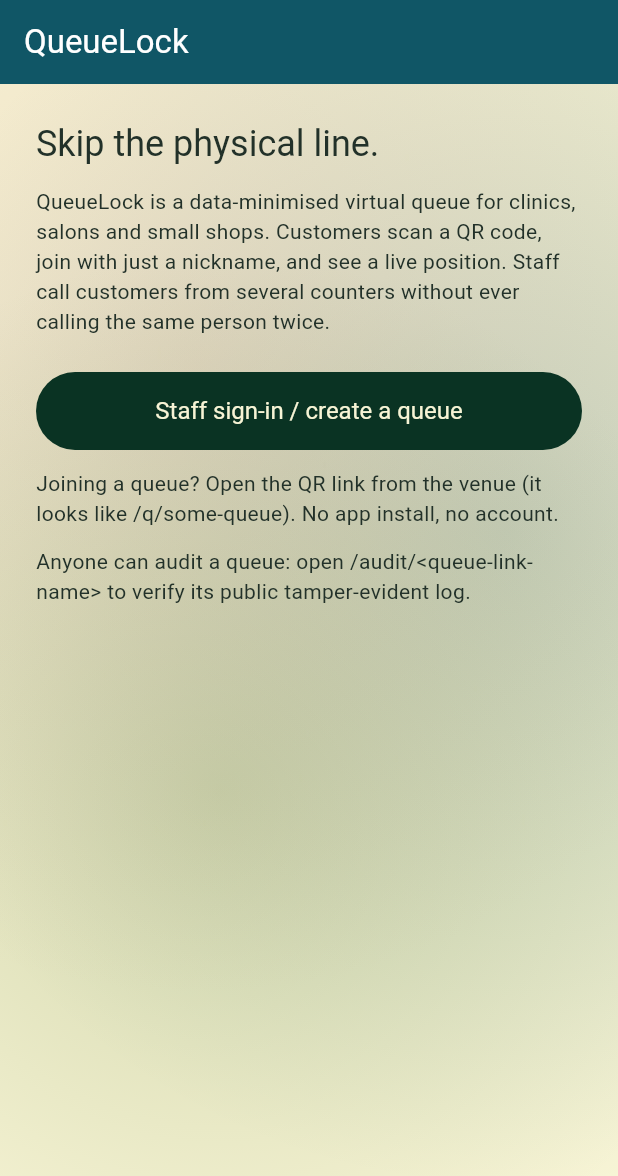
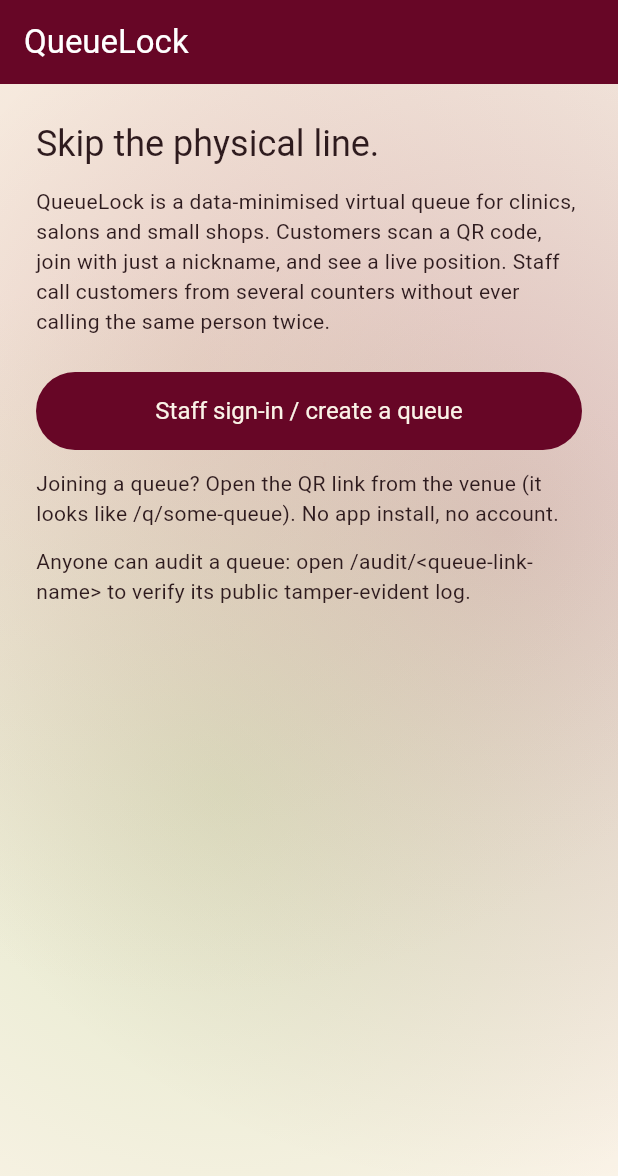
Before and after one commit to ishh-g/QueueLock, a Flutter app: the screen it shows after launch, on a phone screen of 412 x 824 dp. Shown: the top 1176 px of the screen. Run offline on Flutter 3.47's test engine with Material 3 defaults, Android fonts, the phone set to English and light mode, and no system bars; our stand-ins replace clock, flutter_animate, go_router, qr_flutter, web; missing offline and left inert: dart:js_interop, flutter_driver, serverpod, serverpod_auth_core_client, serverpod_auth_core_server, serverpod_auth_idp_client and 5 more; statements that could not run were skipped.

Commit message:
Cherry matcha theme, mesh heroes and UI motion pass

```diff
--- a/queuelock_flutter/lib/screens/landing_screen.dart
+++ b/queuelock_flutter/lib/screens/landing_screen.dart
@@ -23,14 +23,14 @@ class LandingScreen extends StatelessWidget {
               base: dark ? AppTheme.darkBackground : AppTheme.cream,
               blobs: dark
                   ? [
-                      AppTheme.pine.withValues(alpha: 0.55),
-                      AppTheme.moss.withValues(alpha: 0.30),
-                      AppTheme.rose.withValues(alpha: 0.16),
+                      AppTheme.maroon.withValues(alpha: 0.55),
+                      AppTheme.matcha.withValues(alpha: 0.28),
+                      AppTheme.rose.withValues(alpha: 0.18),
                     ]
                   : [
-                      AppTheme.pine.withValues(alpha: 0.22),
-                      AppTheme.moss.withValues(alpha: 0.32),
-                      AppTheme.rose.withValues(alpha: 0.20),
+                      AppTheme.maroon.withValues(alpha: 0.20),
+                      AppTheme.matcha.withValues(alpha: 0.38),
+                      AppTheme.rose.withValues(alpha: 0.22),
                     ],
             ),
           ),
--- a/queuelock_flutter/lib/theme.dart
+++ b/queuelock_flutter/lib/theme.dart
@@ -1,52 +1,54 @@
 import 'package:flutter/material.dart';
 
-/// QueueLock palette: deep greens + beige, with rosy brown as the single
-/// warm accent. Calm clinical surfaces; green means go.
+/// QueueLock palette: cherry matcha — deep maroon + fresh matcha on warm
+/// cream. Maroon carries headers and actions; matcha carries highlights;
+/// rosy brown is the single warm accent.
 ///
-/// Rule: greens carry the interface; amber-green-red are reserved for
-/// queue statuses, always paired with an icon and a label.
+/// Rule: maroon and matcha carry the interface; amber-green-red are
+/// reserved for queue statuses, always paired with an icon and a label.
 abstract final class AppTheme {
-  // Brand greens.
-  static const pine = Color(0xFF105666); // headers, navigation
-  static const leaf = Color(0xFF0A3323); // primary actions (light)
-  static const moss = Color(0xFF839958); // secondary surfaces, fills
-  static const mossDeep = Color(0xFF5C7038); // moss text on light
-  static const mossLight = Color(0xFFA9BE7F); // moss text on dark
-  static const cream = Color(0xFFF7F4D5); // page background (light)
-  static const ink = Color(0xFF223129); // main text (light)
-  static const muted = Color(0xFF5A6B5E); // secondary text (light)
-  static const border = Color(0xFFDCE3D2);
+  // Brand.
+  static const maroon = Color(0xFF670626); // headers, actions (light)
+  static const maroonDeep = Color(0xFF4A0419);
+  static const matcha = Color(0xFFBAD797); // highlights, fills
+  static const matchaDeep = Color(0xFF5F7E33); // matcha text on light
+  static const matchaLight = Color(0xFFCFE3A8); // matcha text on dark
+  static const cream = Color(0xFFFAF3E7); // page background (light)
+  static const paper = Color(0xFFFFFDF8); // cards (light)
+  static const ink = Color(0xFF2E1B1E); // main text (light)
+  static const muted = Color(0xFF8A6F6B); // secondary text (light)
+  static const border = Color(0xFFEADFCB);
 
-  // Dark surfaces derived from the same hues.
-  static const darkBackground = Color(0xFF0B1A14);
-  static const darkSurface = Color(0xFF10241B);
-  static const darkCard = Color(0xFF143021);
-  static const darkText = Color(0xFFE9F2E9);
-  static const darkTextMuted = Color(0xFF9DB3A4);
-  static const darkBorder = Color(0xFF1F3A2C);
+  // Dark surfaces derived from the same family.
+  static const darkBackground = Color(0xFF150A0E);
+  static const darkSurface = Color(0xFF1F1016);
+  static const darkCard = Color(0xFF2A1420);
+  static const darkText = Color(0xFFF5E9E4);
+  static const darkTextMuted = Color(0xFFC4A5A0);
+  static const darkBorder = Color(0xFF3A2230);
 
-  // The one warm accent: rosy brown, used sparingly (called glow).
+  // The one warm accent: rosy brown, used sparingly (glow, QR edge).
   static const rose = Color(0xFFD3968C);
 
   // Aliases kept for call sites.
-  static const waiting = moss;
+  static const waiting = matcha;
 
   /// Status colors. Same hues both modes (dark values lifted for
   /// contrast). Never used without icon + label.
-  static const ready = Color(0xFF2E9D68);
-  static const readyDark = Color(0xFF3AB57E);
-  static const issue = Color(0xFFD9534F);
+  static const ready = Color(0xFF2E7D4F);
+  static const readyDark = Color(0xFF43B581);
+  static const issue = Color(0xFFC0392B);
   static const issueDark = Color(0xFFE57370);
 
   static ThemeData get light {
     const scheme = ColorScheme.light(
-      primary: pine,
+      primary: maroon,
       onPrimary: Colors.white,
-      secondary: leaf,
-      onSecondary: cream,
+      secondary: matchaDeep,
+      onSecondary: Colors.white,
       surface: cream,
       onSurface: ink,
-      surfaceContainerHighest: Colors.white,
+      surfaceContainerHighest: paper,
       onSurfaceVariant: muted,
       outlineVariant: border,
       error: issue,
@@ -54,12 +56,12 @@ abstract final class AppTheme {
     return ThemeData(
       colorScheme: scheme,
       appBarTheme: const AppBarTheme(
-        backgroundColor: pine,
+        backgroundColor: maroon,
         foregroundColor: Colors.white,
       ),
       scaffoldBackgroundColor: cream,
       cardTheme: CardThemeData(
-        color: Colors.white,
+        color: paper,
         shape: RoundedRectangleBorder(
           borderRadius: BorderRadius.circular(12),
           side: const BorderSide(color: border),
@@ -67,7 +69,7 @@ abstract final class AppTheme {
       ),
       filledButtonTheme: FilledButtonThemeData(
         style: FilledButton.styleFrom(
-          backgroundColor: leaf,
+          backgroundColor: maroon,
           foregroundColor: cream,
           minimumSize: const Size.fromHeight(52),
           textStyle: const TextStyle(fontSize: 16),
@@ -81,17 +83,17 @@ abstract final class AppTheme {
       inputDecorationTheme: const InputDecorationTheme(
         border: OutlineInputBorder(),
         filled: true,
-        fillColor: Colors.white,
+        fillColor: paper,
       ),
     );
   }
 
   static ThemeData get dark {
     const scheme = ColorScheme.dark(
-      primary: mossLight,
-      onPrimary: leaf,
-      secondary: mossLight,
-      onSecondary: leaf,
+      primary: matchaLight,
+      onPrimary: maroonDeep,
+      secondary: matchaLight,
+      onSecondary: maroonDeep,
       surface: darkBackground,
       onSurface: darkText,
       surfaceContainerHighest: darkCard,
@@ -102,7 +104,7 @@ abstract final class AppTheme {
     return ThemeData(
       colorScheme: scheme,
       appBarTheme: const AppBarTheme(
-        backgroundColor: pine,
+        backgroundColor: maroon,
         foregroundColor: Colors.white,
       ),
       scaffoldBackgroundColor: darkBackground,
@@ -115,8 +117,8 @@ abstract final class AppTheme {
       ),
       filledButtonTheme: FilledButtonThemeData(
         style: FilledButton.styleFrom(
-          backgroundColor: cream,
-          foregroundColor: leaf,
+          backgroundColor: matcha,
+          foregroundColor: maroonDeep,
           minimumSize: const Size.fromHeight(52),
           textStyle: const TextStyle(fontSize: 16),
         ),
@@ -136,7 +138,7 @@ abstract final class AppTheme {
   static Color statusColor(String statusName, Brightness brightness) {
     final dark = brightness == Brightness.dark;
     return switch (statusName) {
-      'waiting' => dark ? mossLight : mossDeep,
+      'waiting' => dark ? matchaLight : matchaDeep,
       'called' || 'serving' => dark ? readyDark : ready,
       'skipped' || 'cancelled' => dark ? issueDark : issue,
       _ => dark ? darkTextMuted : muted,
```
Also changed, not shown: queuelock_flutter/lib/screens/dashboard_screen.dart (+6 -6 lines), queuelock_flutter/lib/screens/sign_in_screen.dart (+25 -12 lines), queuelock_flutter/lib/screens/staff_screen.dart (+20 -10 lines).
